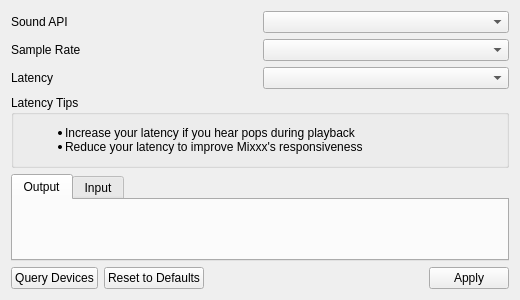
Above: mixxx/src/dlgprefsounddlg.ui from mixxxcommunity/mixxx before the change. Below: the same form after it.
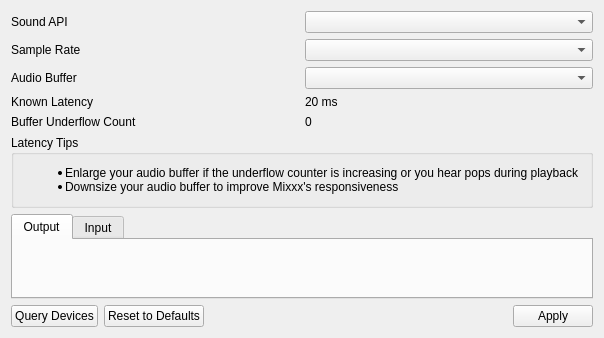
That is the form after the change.

Commit message: changed latency config to audio buffer size; report known latency and buffer underflows from PA

What changed in the file:
```diff
--- a/mixxx/src/dlgprefsounddlg.ui
+++ b/mixxx/src/dlgprefsounddlg.ui
@@ -7,7 +7,7 @@
     <x>0</x>
     <y>0</y>
     <width>520</width>
-    <height>300</height>
+    <height>338</height>
    </rect>
   </property>
   <layout class="QVBoxLayout" name="verticalLayout_2">
@@ -47,12 +47,29 @@
        </item>
       </layout>
      </item>
+     <item>
+      <layout class="QHBoxLayout" name="audioBufferHLayout">
+       <item>
+        <widget class="QLabel" name="audioBufferLabel">
+         <property name="text">
+          <string>Audio Buffer</string>
+         </property>
+         <property name="buddy">
+          <cstring>audioBufferComboBox</cstring>
+         </property>
+        </widget>
+       </item>
+       <item>
+        <widget class="QComboBox" name="audioBufferComboBox"/>
+       </item>
+      </layout>
+     </item>
      <item>
       <layout class="QHBoxLayout" name="latencyHLayout">
        <item>
         <widget class="QLabel" name="latencyLabel">
          <property name="text">
-          <string>Latency</string>
+          <string>Known Latency</string>
          </property>
          <property name="buddy" >
           <cstring>latencyComboBox</cstring>
@@ -60,7 +77,32 @@
         </widget>
        </item>
        <item>
-        <widget class="QComboBox" name="latencyComboBox"/>
+        <widget class="QLabel" name="currentLatency">
+         <property name="text">
+          <string>20 ms</string>
+         </property>
+        </widget>
+       </item>
+      </layout>
+     </item>
+     <item>
+      <layout class="QHBoxLayout" name="underflowHLayout">
+       <item>
+        <widget class="QLabel" name="underfolwLabel">
+         <property name="text">
+          <string>Buffer Underflow Count</string>
+         </property>
+         <property name="buddy">
+          <cstring>audioBufferComboBox</cstring>
+         </property>
+        </widget>
+       </item>
+       <item>
+        <widget class="QLabel" name="bufferUnderflowCount">
+         <property name="text">
+          <string>0</string>
+         </property>
+        </widget>
        </item>
       </layout>
      </item>
@@ -76,8 +118,8 @@
        <widget class="QLabel" name="latencyTipsLabel">
         <property name="text">
          <string>&lt;ul&gt;
-&lt;li&gt;Increase your latency if you hear pops during playback&lt;/li&gt;
-&lt;li&gt;Reduce your latency to improve Mixxx's responsiveness&lt;/li&gt;
+&lt;li&gt;Enlarge your audio buffer if the underflow counter is increasing or you hear pops during playback&lt;/li&gt;
+&lt;li&gt;Downsize your audio buffer to improve Mixxx's responsiveness&lt;/li&gt;
 &lt;/ul&gt;</string>
         </property>
        </widget>
```
Left out of the diff: 8 changed lines with no effect on the pictures. The commit also changes 11 other files.
